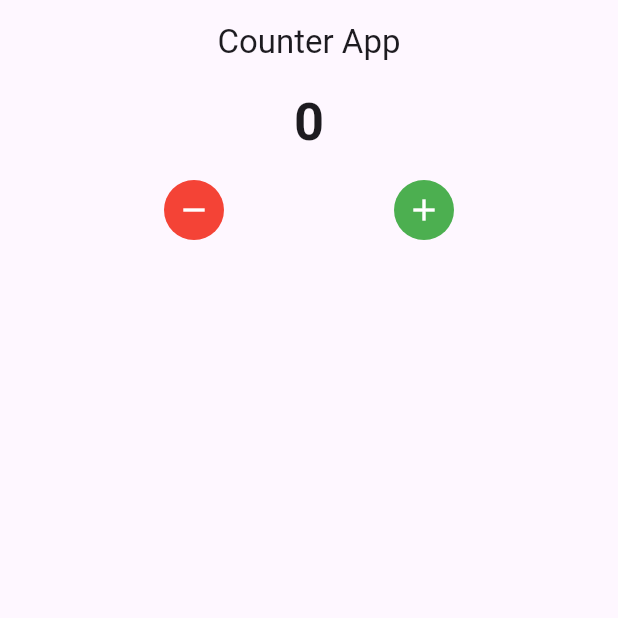
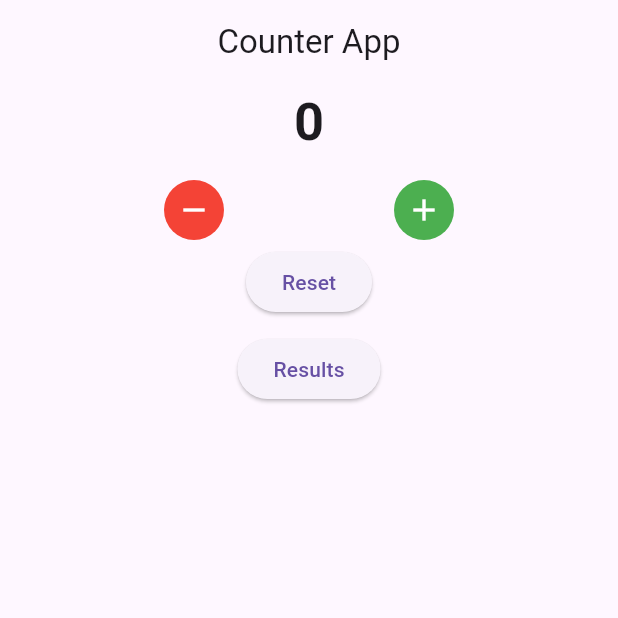
Before and after one commit to muhib95/gitx_statemanagement, a Flutter app: the screen it shows after launch, on a phone screen of 412 x 824 dp, the top half of it. Run offline on Flutter 3.47's test engine with Material 3 defaults, Android fonts, the phone set to English and light mode, and no system bars; our stand-ins replace get.

Commit message:
added new

```diff
--- a/lib/controller/counter_controller.dart
+++ b/lib/controller/counter_controller.dart
@@ -1,6 +1,7 @@
 import 'package:get/get.dart';
 
 class Controller extends GetxController{
+
   var count=0.obs;
   void increment(){
     count++;
--- a/lib/main.dart
+++ b/lib/main.dart
@@ -1,5 +1,6 @@
 import 'package:counter_statemanagement/views/counter_page.dart';
 import 'package:flutter/material.dart';
+import 'package:get/get_navigation/src/root/get_material_app.dart';
 
 void main(){
   runApp(MyApp());
@@ -10,7 +11,7 @@ class MyApp extends StatelessWidget {
 
   @override
   Widget build(BuildContext context) {
-    return MaterialApp(
+    return GetMaterialApp(
       debugShowCheckedModeBanner: false,
       home: CounterPage(),
     );
--- a/lib/views/counter_page.dart
+++ b/lib/views/counter_page.dart
@@ -1,4 +1,5 @@
 import 'package:counter_statemanagement/controller/counter_controller.dart';
+import 'package:counter_statemanagement/views/result_page.dart';
 import 'package:flutter/material.dart';
 import 'package:get/get.dart';
 
@@ -7,7 +8,7 @@ class CounterPage extends StatelessWidget {
 
   @override
   Widget build(BuildContext context) {
-    final controller=Get.put(Controller());
+    final controller = Get.put(Controller());
     return Scaffold(
       appBar: AppBar(
         title: Text('Counter App'),
@@ -16,12 +17,16 @@ class CounterPage extends StatelessWidget {
       body: Center(
         child: Column(
           children: [
-            Obx(() => Text(controller.count.toString(),style: TextStyle(
-              fontSize: 35,
-              fontWeight: FontWeight.bold,
-
-            ),),),
-            SizedBox(
+            Obx(
+              () => Text(
+                controller.count.toString(),
+                style: const TextStyle(
+                  fontSize: 35,
+                  fontWeight: FontWeight.bold,
+                ),
+              ),
+            ),
+            const SizedBox(
               height: 10,
             ),
             Row(
@@ -33,26 +38,47 @@ class CounterPage extends StatelessWidget {
                     ),
                     onPressed: () {
                       controller.dicrement();
-
-                }, icon: Icon(Icons.remove,color: Colors.white,)
-
-                ),
+                    },
+                    icon: const Icon(
+                      Icons.remove,
+                      color: Colors.white,
+                    )),
                 IconButton(
                     style: IconButton.styleFrom(
                       backgroundColor: Colors.green,
                     ),
                     onPressed: () {
                       controller.increment();
+                    },
+                    icon: Icon(
+                      Icons.add,
+                      color: Colors.white,
+                    )),
 
-                    }, icon: Icon(Icons.add,color: Colors.white,)
+              ],
+            ),
 
-                ),
-              ],
-            )
+            ElevatedButton(onPressed: () {
+              controller.count.value=0;
+
+
+            }, child: Text('Reset')),
+            SizedBox(height: 10,),
+            ElevatedButton(onPressed: () {
+
+              Get.to(
+
+                  ResultPage(),
+              arguments: {
+                'result':controller.count
+              }
+              );
+           // Navigator.push(context, MaterialPageRoute(builder: (context) => ResultPage(),));
+
+            }, child: Text('Results')),
           ],
         ),
       ),
-
     );
   }
 }
```
Also changed, not shown: lib/views/result_page.dart (added, +23 -0 lines).
